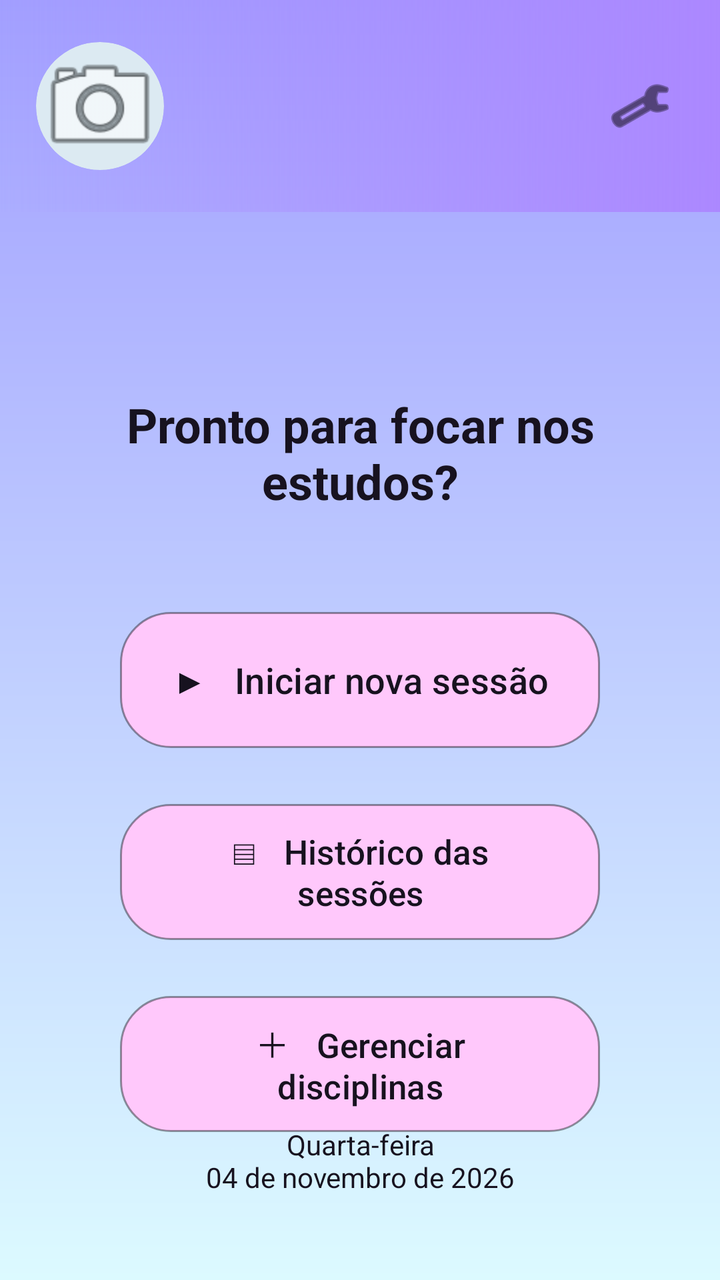
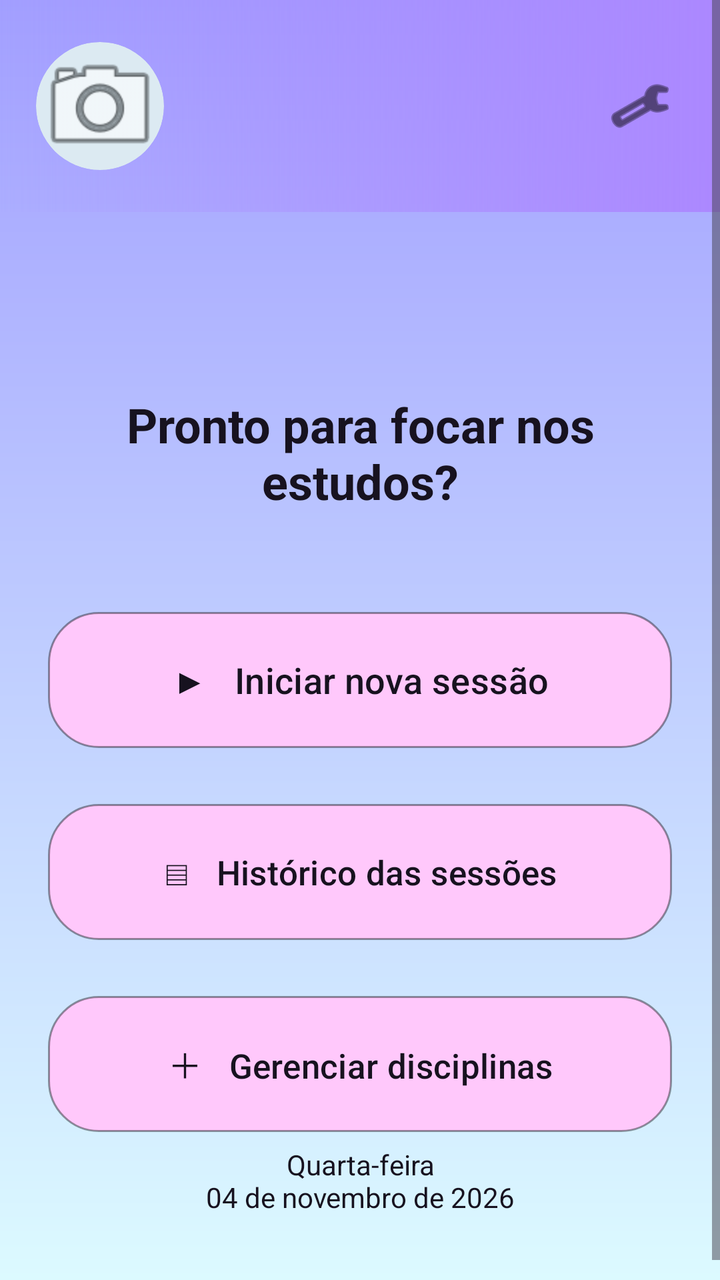

Screens rendered from an Android XML layout before and after an edit, with the pre-edit source and the edit as a unified diff.
<!-- AndroidManifest.xml: application theme Theme.FocaAi -->
<!-- res/layout/activity_principal.xml -->
<?xml version="1.0" encoding="utf-8"?>
<androidx.constraintlayout.widget.ConstraintLayout
    xmlns:android="http://schemas.android.com/apk/res/android"
    xmlns:app="http://schemas.android.com/apk/res-auto"
    xmlns:tools="http://schemas.android.com/tools"
    android:id="@+id/main"
    android:layout_width="match_parent"
    android:layout_height="match_parent"
    android:background="@drawable/bg_foca_gradient"
    tools:context=".activities.PrincipalActivity">

    <androidx.constraintlayout.widget.ConstraintLayout
        android:id="@+id/headerPrincipal"
        android:layout_width="0dp"
        android:layout_height="106dp"
        android:background="@drawable/bg_header_foca"
        app:layout_constraintTop_toTopOf="parent"
        app:layout_constraintStart_toStartOf="parent"
        app:layout_constraintEnd_toEndOf="parent">

        <ImageView
            android:id="@+id/txtAvatar"
            android:layout_width="64dp"
            android:layout_height="64dp"
            android:background="@drawable/bg_avatar_foca"
            android:src="@android:drawable/ic_menu_camera"
            android:scaleType="centerCrop"
            android:clipToOutline="true"
            android:contentDescription="Foto do perfil"
            app:layout_constraintStart_toStartOf="parent"
            app:layout_constraintTop_toTopOf="parent"
            app:layout_constraintBottom_toBottomOf="parent"
            android:layout_marginStart="18dp" />

        <TextView
            android:id="@+id/txtOlaUsuario"
            android:layout_width="wrap_content"
            android:layout_height="wrap_content"
            android:layout_marginStart="18dp"
            android:textColor="@color/foca_text"
            android:textSize="22sp"
            android:textStyle="bold"
            app:layout_constraintBottom_toBottomOf="@id/txtAvatar"
            app:layout_constraintStart_toEndOf="@id/txtAvatar"
            app:layout_constraintTop_toTopOf="@id/txtAvatar" />

        <ImageButton
            android:id="@+id/btnConfiguracoesPrincipal"
            android:layout_width="48dp"
            android:layout_height="48dp"
            android:background="@android:color/transparent"
            android:contentDescription="Configurações"
            android:src="@android:drawable/ic_menu_preferences"
            app:tint="@color/foca_text"
            app:layout_constraintEnd_toEndOf="parent"
            app:layout_constraintTop_toTopOf="parent"
            app:layout_constraintBottom_toBottomOf="parent"
            android:layout_marginEnd="16dp" />
    </androidx.constraintlayout.widget.ConstraintLayout>

    <TextView
        android:id="@+id/txtBoasVindasPrincipal"
        android:layout_width="0dp"
        android:layout_height="wrap_content"
        android:layout_marginStart="28dp"
        android:layout_marginEnd="28dp"
        android:layout_marginTop="90dp"
        android:gravity="center"
        android:text="Pronto para focar nos estudos?"
        android:textColor="@color/foca_text"
        android:textSize="24sp"
        android:textStyle="bold"
        app:layout_constraintTop_toBottomOf="@id/headerPrincipal"
        app:layout_constraintStart_toStartOf="parent"
        app:layout_constraintEnd_toEndOf="parent" />

    <Button
        android:id="@+id/btnIniciarNovaSessao"
        android:layout_width="0dp"
        android:layout_height="68dp"
        android:layout_marginStart="60dp"
        android:layout_marginTop="200dp"
        android:layout_marginEnd="60dp"
        android:background="@drawable/button_foca_pink"
        android:text="▶   Iniciar nova sessão"
        android:textAllCaps="false"
        android:textColor="@color/foca_text"
        android:textSize="18sp"
        app:backgroundTint="@null"
        app:layout_constraintEnd_toEndOf="parent"
        app:layout_constraintStart_toStartOf="parent"
        app:layout_constraintTop_toBottomOf="@id/headerPrincipal" />

    <Button
        android:id="@+id/btnHistoricoSessoes"
        android:layout_width="0dp"
        android:layout_height="68dp"
        android:layout_marginStart="60dp"
        android:layout_marginEnd="60dp"
        android:layout_marginTop="28dp"
        android:background="@drawable/button_foca_pink"
        android:text="▤   Histórico das sessões"
        android:textAllCaps="false"
        android:textColor="@color/foca_text"
        android:textSize="17sp"
        app:backgroundTint="@null"
        app:layout_constraintTop_toBottomOf="@id/btnIniciarNovaSessao"
        app:layout_constraintStart_toStartOf="parent"
        app:layout_constraintEnd_toEndOf="parent" />

    <Button
        android:id="@+id/btnAdicionarDisciplinaPrincipal"
        android:layout_width="0dp"
        android:layout_height="68dp"
        android:layout_marginStart="60dp"
        android:layout_marginEnd="60dp"
        android:layout_marginTop="28dp"
        android:background="@drawable/button_foca_pink"
        android:text="＋   Gerenciar disciplinas"
        android:textAllCaps="false"
        android:textColor="@color/foca_text"
        android:textSize="17sp"
        app:backgroundTint="@null"
        app:layout_constraintTop_toBottomOf="@id/btnHistoricoSessoes"
        app:layout_constraintStart_toStartOf="parent"
        app:layout_constraintEnd_toEndOf="parent" />

    <TextView
        android:id="@+id/txtDataPrincipal"
        android:layout_width="wrap_content"
        android:layout_height="wrap_content"
        android:layout_marginBottom="42dp"
        android:gravity="center"
        android:text="Quarta-feira\n04 de novembro de 2026"
        android:textColor="@color/foca_text"
        android:textSize="14sp"
        app:layout_constraintBottom_toBottomOf="parent"
        app:layout_constraintStart_toStartOf="parent"
        app:layout_constraintEnd_toEndOf="parent" />

</androidx.constraintlayout.widget.ConstraintLayout>
<!-- resources referenced by this layout -->
<resources>
  <color name="foca_text">#17121F</color>
  <!-- drawable bg_avatar_foca (drawable) -->
  <?xml version="1.0" encoding="utf-8"?>
  <shape xmlns:android="http://schemas.android.com/apk/res/android" android:shape="oval">
      <solid android:color="#DCEAF2" />
  </shape>
  <!-- drawable bg_foca_gradient (drawable) -->
  <?xml version="1.0" encoding="utf-8"?>
  <shape xmlns:android="http://schemas.android.com/apk/res/android" android:shape="rectangle">
      <gradient android:angle="270" android:startColor="#A29FFF" android:endColor="#DCFAFF" android:type="linear" />
  </shape>
  <!-- drawable bg_header_foca (drawable) -->
  <?xml version="1.0" encoding="utf-8"?>
  <shape xmlns:android="http://schemas.android.com/apk/res/android" android:shape="rectangle">
      <gradient android:angle="0" android:startColor="#00B957FF" android:endColor="#AB87FF" android:type="linear" />
  </shape>
  <!-- drawable button_foca_pink (drawable) -->
  <?xml version="1.0" encoding="utf-8"?>
  <shape xmlns:android="http://schemas.android.com/apk/res/android" android:shape="rectangle">
      <solid android:color="#FFC8FB" />
      <corners android:radius="25dp" />
      <stroke android:width="1dp" android:color="#66000000" />
  </shape>
  <style name="Theme.FocaAi" parent="Base.Theme.FocaAi" />
  <style name="Base.Theme.FocaAi" parent="Theme.Material3.DayNight.NoActionBar">
          
          
      </style>
</resources>

<!-- the commit's change to res/layout/activity_principal.xml (unified diff, before → after) -->
@@ -1,12 +1,19 @@
 <?xml version="1.0" encoding="utf-8"?>
+<ScrollView xmlns:android="http://schemas.android.com/apk/res/android"
+    android:id="@+id/main"
+    android:layout_width="match_parent"
+    android:layout_height="match_parent"
+    android:background="@drawable/bg_foca_gradient"
+    android:fillViewport="true"
+    android:clipToPadding="false"
+    android:scrollbars="vertical">
 <androidx.constraintlayout.widget.ConstraintLayout
     xmlns:android="http://schemas.android.com/apk/res/android"
     xmlns:app="http://schemas.android.com/apk/res-auto"
     xmlns:tools="http://schemas.android.com/tools"
-    android:id="@+id/main"
-    android:layout_width="match_parent"
-    android:layout_height="match_parent"
-    android:background="@drawable/bg_foca_gradient"
+    android:layout_width="match_parent" android:minHeight="650dp"
+    android:layout_height="wrap_content"
+   
     tools:context=".activities.PrincipalActivity">
 
     <androidx.constraintlayout.widget.ConstraintLayout
@@ -78,9 +85,9 @@
         android:id="@+id/btnIniciarNovaSessao"
         android:layout_width="0dp"
         android:layout_height="68dp"
-        android:layout_marginStart="60dp"
+        android:layout_marginStart="24dp"
         android:layout_marginTop="200dp"
-        android:layout_marginEnd="60dp"
+        android:layout_marginEnd="24dp"
         android:background="@drawable/button_foca_pink"
         android:text="▶   Iniciar nova sessão"
         android:textAllCaps="false"
@@ -95,8 +102,8 @@
         android:id="@+id/btnHistoricoSessoes"
         android:layout_width="0dp"
         android:layout_height="68dp"
-        android:layout_marginStart="60dp"
-        android:layout_marginEnd="60dp"
+        android:layout_marginStart="24dp"
+        android:layout_marginEnd="24dp"
         android:layout_marginTop="28dp"
         android:background="@drawable/button_foca_pink"
         android:text="▤   Histórico das sessões"
@@ -112,8 +119,8 @@
         android:id="@+id/btnAdicionarDisciplinaPrincipal"
         android:layout_width="0dp"
         android:layout_height="68dp"
-        android:layout_marginStart="60dp"
-        android:layout_marginEnd="60dp"
+        android:layout_marginStart="24dp"
+        android:layout_marginEnd="24dp"
         android:layout_marginTop="28dp"
         android:background="@drawable/button_foca_pink"
         android:text="＋   Gerenciar disciplinas"
@@ -138,4 +145,6 @@
         app:layout_constraintStart_toStartOf="parent"
         app:layout_constraintEnd_toEndOf="parent" />
 
+
 </androidx.constraintlayout.widget.ConstraintLayout>
+</ScrollView>
